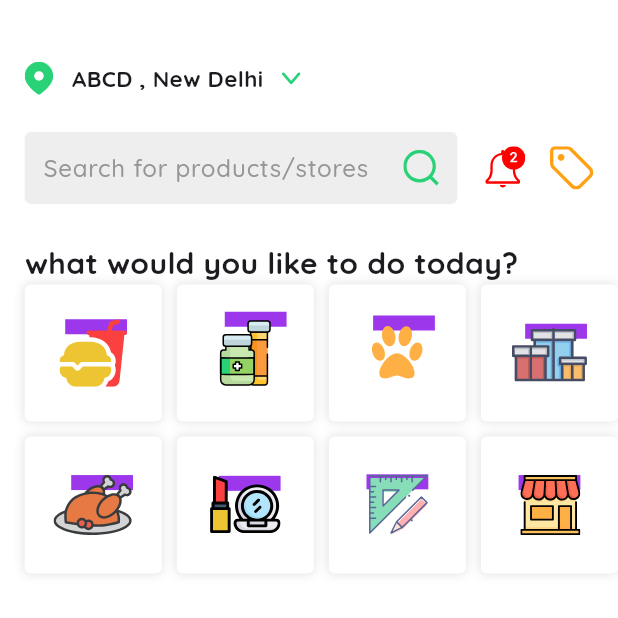
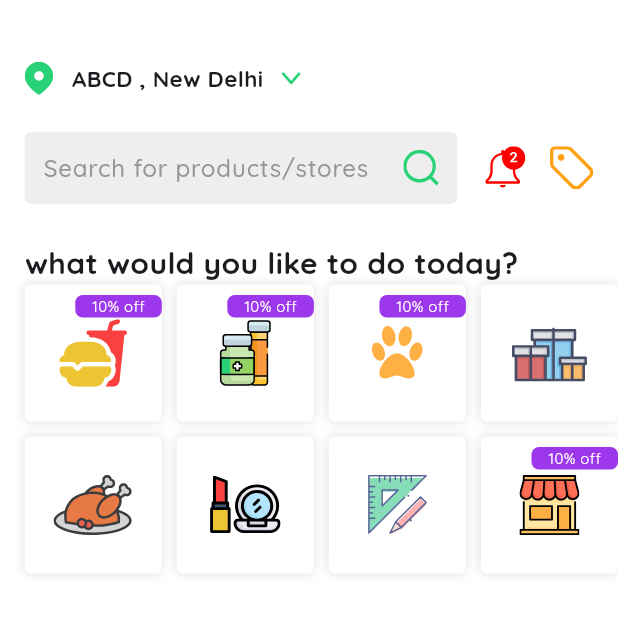
Before and after one commit to sahidvp/grocery_app, a Flutter app: the screen it shows after launch, on a phone screen of 412 x 824 dp, the top half of it. Run offline on Flutter 3.47's test engine with Material 3 defaults, Android fonts, the phone set to English and light mode, and no system bars; our stand-ins replace flutter_svg.

Commit message:
fit : add gridview of category

```diff
--- a/lib/view/home_screen.dart/home_screen.dart
+++ b/lib/view/home_screen.dart/home_screen.dart
@@ -8,7 +8,9 @@ import 'package:grocery_app/utils/app_text_style.dart';
 import 'package:grocery_app/utils/image_path.dart';
 
 import 'package:grocery_app/utils/media_query.dart';
+import 'package:grocery_app/view/home_screen.dart/widgets/category_grid.dart';
 
+import 'widgets/buil_offer.dart';
 import 'widgets/build_location.dart';
 import 'widgets/build_search.dart';
 
@@ -17,7 +19,6 @@ class HomeScreen extends StatelessWidget {
 
   @override
   Widget build(BuildContext context) {
-    List list = [0, 1, 2, 7];
     final sh = MediaQueryUtils.getHeightInPercentage(context, 10);
     final sw = MediaQueryUtils.getHeightInPercentage(context, 10);
     return Scaffold(
@@ -56,33 +57,7 @@ class HomeScreen extends StatelessWidget {
             ),
             const Text("what would you like to do today?",
                 style: AppTextStyle.heading),
-            Expanded(
-              child: GridView.builder(
-                  physics: NeverScrollableScrollPhysics(),
-                  itemCount: 8,
-                  gridDelegate: SliverGridDelegateWithFixedCrossAxisCount(
-                      crossAxisCount: 4,
-                      crossAxisSpacing: 10,
-                      mainAxisSpacing: 10),
-                  itemBuilder: (context, index) => Container(
-                        decoration: BoxDecoration(
-                            borderRadius: BorderRadius.circular(sw * .05),
-                            color: AppColors.backgroundColor,
-                            boxShadow: const [AppDecoration.boxShadow]),
-                        width: sw,
-                        height: sw,
-                        child: Center(
-                            child:
-                                Stack(alignment: Alignment.topRight, children: [
-                          Container(
-                            color: AppColors.offerBox,
-                            height: 10,
-                            width: sw * .5,
-                          ),
-                          SvgPicture.asset(CategoryModel.categoryList[index]),
-                        ])),
-                      )),
-            ),
+            categoryGrid(sw),
           ],
         ),
       ),
--- /dev/null
+++ b/lib/view/home_screen.dart/widgets/category_grid.dart
@@ -0,0 +1,34 @@
+ import 'package:flutter/material.dart';
+import 'package:flutter_svg/svg.dart';
+import 'package:grocery_app/model/category_model.dart';
+import 'package:grocery_app/utils/app_colors.dart';
+import 'package:grocery_app/utils/app_decoration.dart';
+
+import 'buil_offer.dart';
+
+Expanded categoryGrid(double sw) {
+    return Expanded(
+            child: GridView.builder(
+                physics: NeverScrollableScrollPhysics(),
+                itemCount: 8,
+                gridDelegate: SliverGridDelegateWithFixedCrossAxisCount(
+                    crossAxisCount: 4,
+                    crossAxisSpacing: 10,
+                    mainAxisSpacing: 10),
+                itemBuilder: (context, index) => Container(
+                      decoration: BoxDecoration(
+                          borderRadius: BorderRadius.circular(sw * .05),
+                          color: AppColors.backgroundColor,
+                          boxShadow: const [AppDecoration.boxShadow]),
+                      width: sw,
+                      height: sw,
+                      child: Stack(alignment: Alignment.topRight, children: [
+                        if (index == 1 || index == 7) ...builOffer(sw),
+                        Center(
+                            child: SvgPicture.asset(
+                                CategoryModel.categoryList[index])),
+                        if (index == 0 || index == 2) ...builOffer(sw),
+                      ]),
+                    )),
+          );
+  }
```
Also changed, not shown: lib/view/home_screen.dart/widgets/buil_offer.dart (added, +24 -0 lines).
